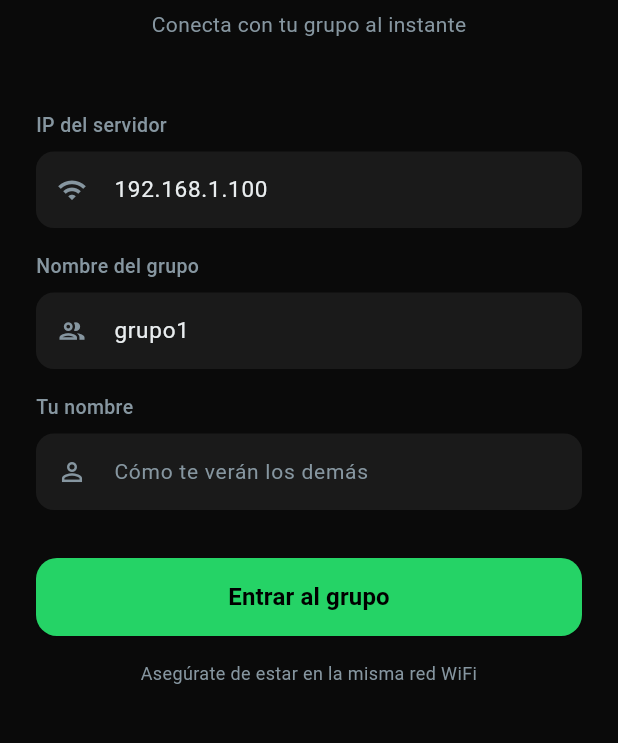
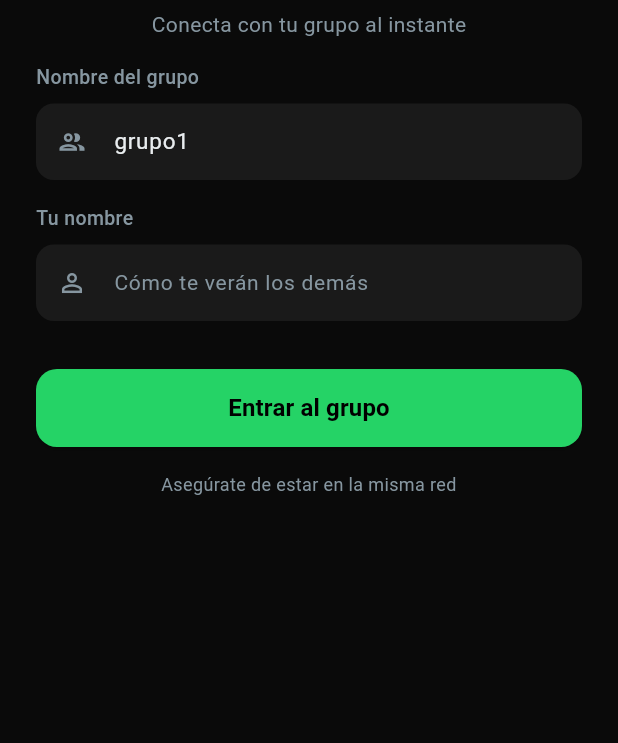
Before and after one commit to nicolaschica/PROYECTO_SISTEMAS, a Flutter app: the screen it shows after launch, on a phone screen of 412 x 824 dp, the part 291-1034 px from its top. Run offline on Flutter 3.47's test engine with Material 3 defaults, Android fonts, the phone set to English and light mode, and no system bars.

Commit message:
Tercer commit

```diff
--- a/lib/home_screen.dart
+++ b/lib/home_screen.dart
@@ -11,7 +11,7 @@ class HomeScreen extends StatefulWidget {
 
 class _HomeScreenState extends State<HomeScreen> {
   final _ws         = WebSocketService();
-  final _serverCtrl = TextEditingController(text: '192.168.1.100');
+  final _serverCtrl = TextEditingController(text: '20.20.1.185');
   final _groupCtrl  = TextEditingController(text: 'grupo1');
   final _nameCtrl   = TextEditingController();
   final _msgCtrl    = TextEditingController();
@@ -450,11 +450,11 @@ class _HomeScreenState extends State<HomeScreen> {
           const Text('Conecta con tu grupo al instante',
               style: TextStyle(color: _textMuted, fontSize: 14)),
         ])),
-        const SizedBox(height: 48),
-        _label('IP del servidor'),
-        _darkField(controller: _serverCtrl, hint: 'Ej: 192.168.1.100',
-            icon: Icons.wifi,
-            keyboardType: TextInputType.numberWithOptions(decimal: true)),
+        // const SizedBox(height: 48),
+        // _label('IP del servidor'),
+        // _darkField(controller: _serverCtrl, hint: 'Ej: 192.168.1.100',
+        //     icon: Icons.wifi,
+        //     keyboardType: TextInputType.numberWithOptions(decimal: true)),
         const SizedBox(height: 16),
         _label('Nombre del grupo'),
         _darkField(controller: _groupCtrl, hint: 'Ej: grupo1',
@@ -485,7 +485,7 @@ class _HomeScreenState extends State<HomeScreen> {
         ),
         const SizedBox(height: 16),
         const Center(child: Text(
-          'Asegúrate de estar en la misma red WiFi',
+          'Asegúrate de estar en la misma red',
           style: TextStyle(color: _textMuted, fontSize: 12),
           textAlign: TextAlign.center,
         )),
```
Also changed, not shown: 9 other files.
